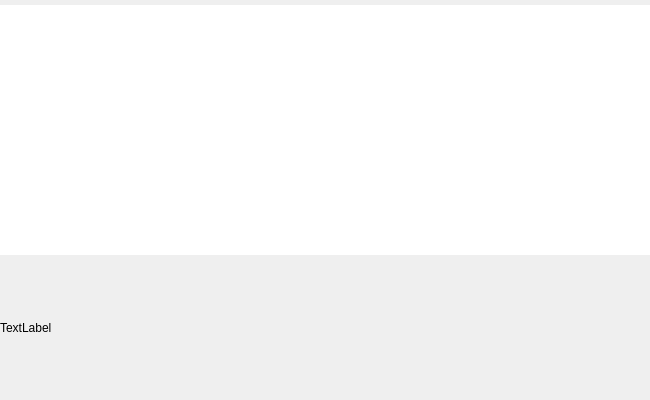
Qt form src/main_window.ui (renchangjiu/HashTool) before a commit.
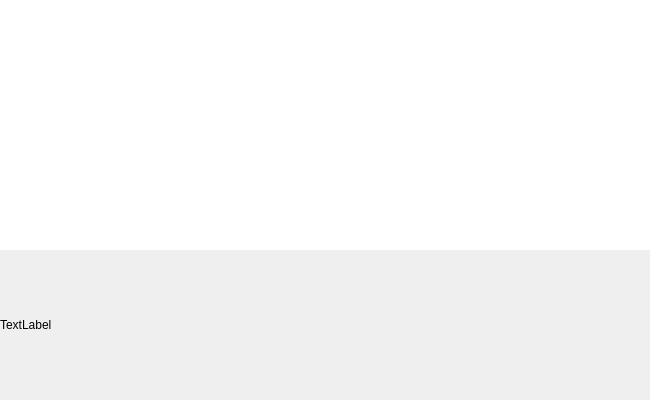
The same form after that commit.

Diff of the .ui file:
```diff
--- a/src/main_window.ui
+++ b/src/main_window.ui
@@ -22,7 +22,7 @@
     <number>0</number>
    </property>
    <property name="topMargin">
-    <number>5</number>
+    <number>0</number>
    </property>
    <property name="rightMargin">
     <number>0</number>
```
